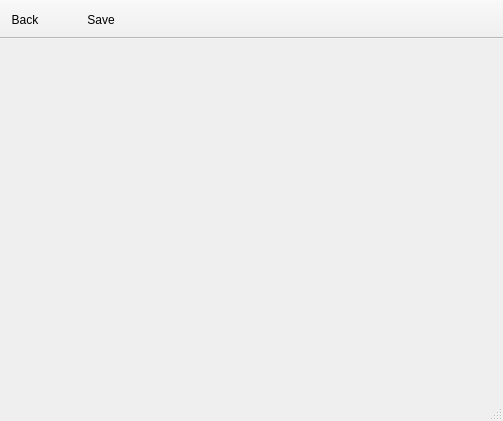
This is src-qt5/gui_client/mainUI.ui in trueos/sysadm-ui-qt as Qt 5 draws it before an edit. The edited form follows.
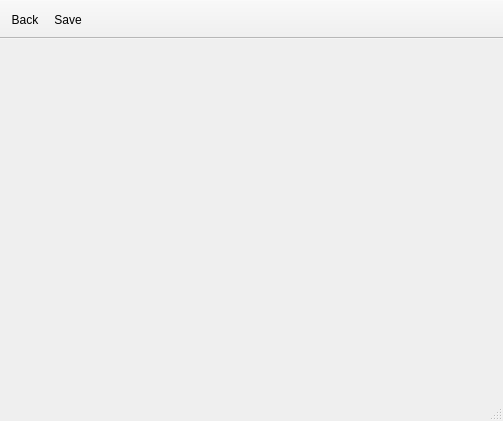
This is the edited form. Icons and pictures are not drawn.

Commit message: Add a new toolbar button with a menu of server power options (disconnect, reboot, shutdown). the shutdown/reboot buttons are not hookedup yet, but disconnect is functional.

Patch:
```diff
--- a/src-qt5/gui_client/mainUI.ui
+++ b/src-qt5/gui_client/mainUI.ui
@@ -43,8 +43,9 @@
     <bool>false</bool>
    </attribute>
    <addaction name="actionBack"/>
-   <addaction name="actionTitle"/>
    <addaction name="actionSave"/>
+   <addaction name="actionTitle"/>
+   <addaction name="actionPower"/>
   </widget>
   <action name="actionBack">
    <property name="icon">
@@ -69,6 +70,24 @@
     <string notr="true"/>
    </property>
   </action>
+  <action name="actionPower">
+   <property name="icon">
+    <iconset resource="../icons/icons.qrc">
+     <normaloff>:/icons/black/off.svg</normaloff>:/icons/black/off.svg</iconset>
+   </property>
+   <property name="text">
+    <string/>
+   </property>
+   <property name="iconText">
+    <string/>
+   </property>
+   <property name="toolTip">
+    <string/>
+   </property>
+   <property name="iconVisibleInMenu">
+    <bool>false</bool>
+   </property>
+  </action>
  </widget>
  <resources>
   <include location="../icons/icons.qrc"/>
```
The commit also changes 3 other files.
